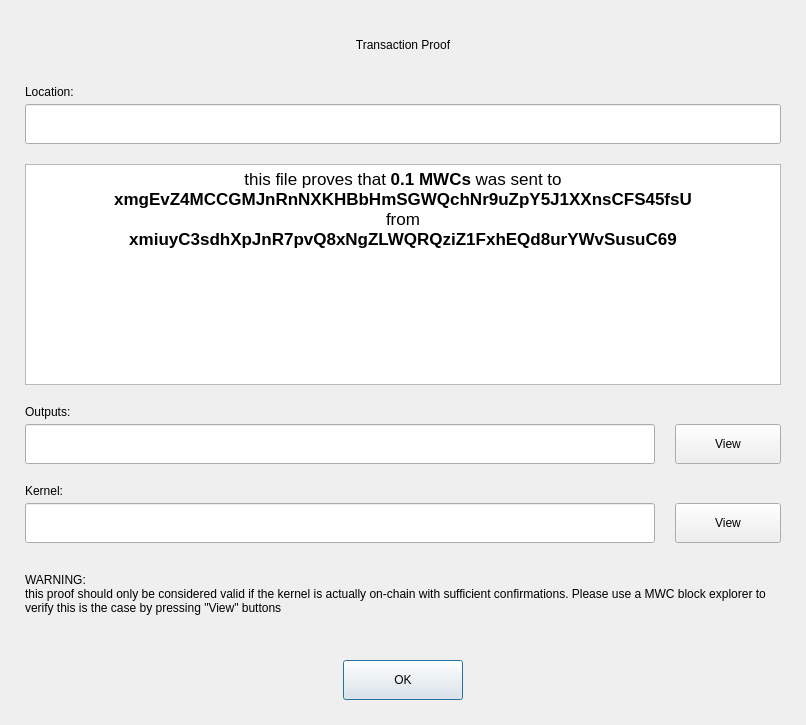
First picture: the form in dialogs_desktop/e_showproofdlg.ui, repository mwcproject/mwc-qt-wallet, before the edit.
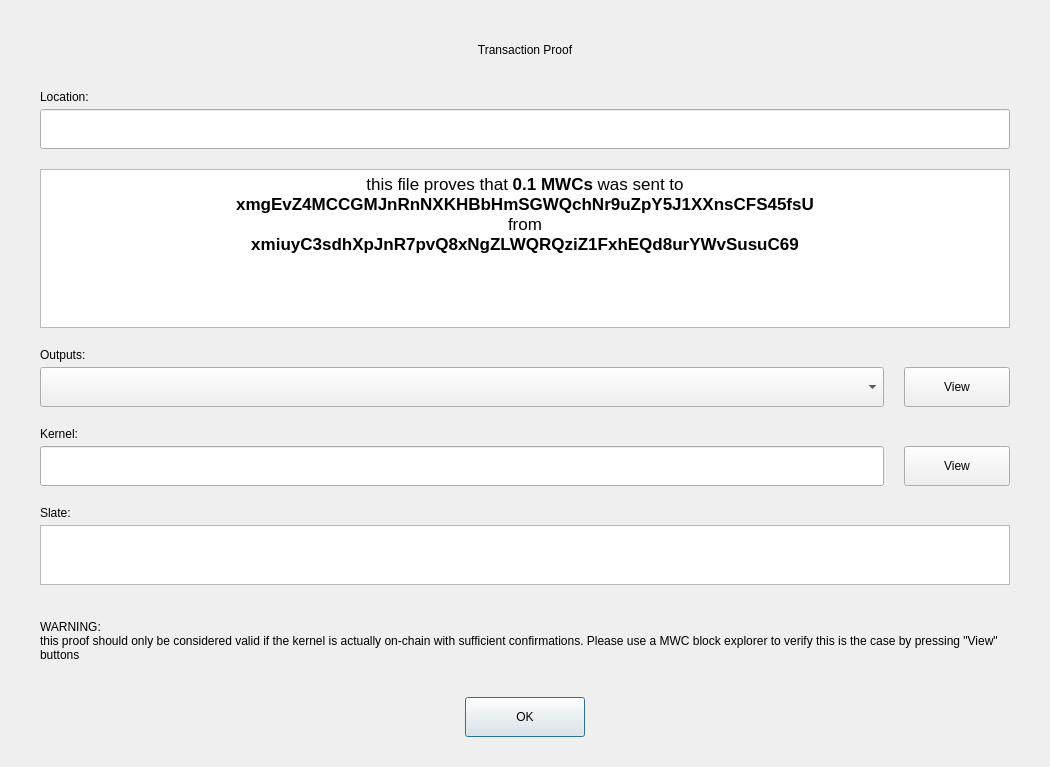
Second picture: the form after the edit. Custom widgets are drawn as their Qt base class.

Commit message: Outputs and proofs

```diff
--- a/dialogs_desktop/e_showproofdlg.ui
+++ b/dialogs_desktop/e_showproofdlg.ui
@@ -6,28 +6,28 @@
    <rect>
     <x>0</x>
     <y>0</y>
-    <width>806</width>
-    <height>725</height>
+    <width>1050</width>
+    <height>767</height>
    </rect>
   </property>
   <property name="windowTitle">
    <string>Dialog</string>
   </property>
-  <layout class="QVBoxLayout" name="verticalLayout_6" stretch="0,0,2,0,0,0,0,0,0">
+  <layout class="QVBoxLayout" name="verticalLayout_7">
    <property name="spacing">
     <number>20</number>
    </property>
    <property name="leftMargin">
-    <number>25</number>
+    <number>40</number>
    </property>
    <property name="topMargin">
-    <number>25</number>
+    <number>30</number>
    </property>
    <property name="rightMargin">
-    <number>25</number>
+    <number>40</number>
    </property>
    <property name="bottomMargin">
-    <number>25</number>
+    <number>30</number>
    </property>
    <item>
     <widget class="control::MwcLabelLarge" name="titleLabel">
@@ -85,8 +85,11 @@
      </property>
      <property name="html">
       <string>&lt;!DOCTYPE HTML PUBLIC &quot;-//W3C//DTD HTML 4.0//EN&quot; &quot;http://www.w3.org/TR/REC-html40/strict.dtd&quot;&gt;
-&lt;html&gt;&lt;head&gt;&lt;meta name=&quot;qrichtext&quot; content=&quot;1&quot; /&gt;&lt;style type=&quot;text/css&quot;&gt;
+&lt;html&gt;&lt;head&gt;&lt;meta name=&quot;qrichtext&quot; content=&quot;1&quot; /&gt;&lt;meta charset=&quot;utf-8&quot; /&gt;&lt;style type=&quot;text/css&quot;&gt;
 p, li { white-space: pre-wrap; }
+hr { height: 1px; border-width: 0; }
+li.unchecked::marker { content: &quot;\2610&quot;; }
+li.checked::marker { content: &quot;\2612&quot;; }
 &lt;/style&gt;&lt;/head&gt;&lt;body style=&quot; font-family:'.AppleSystemUIFont'; font-size:13pt; font-weight:400; font-style:normal;&quot;&gt;
 &lt;p align=&quot;center&quot; style=&quot; margin-top:12px; margin-bottom:12px; margin-left:0px; margin-right:0px; -qt-block-indent:0; text-indent:0px;&quot;&gt;&lt;span style=&quot; font-family:'.SF NS Text';&quot;&gt;this file proves that &lt;/span&gt;&lt;span style=&quot; font-family:'.SF NS Text'; font-weight:600;&quot;&gt;0.1 MWCs&lt;/span&gt;&lt;span style=&quot; font-family:'.SF NS Text';&quot;&gt; was sent to&lt;br /&gt;&lt;/span&gt;&lt;span style=&quot; font-family:'.SF NS Text'; font-weight:600;&quot;&gt;xmgEvZ4MCCGMJnRnNXKHBbHmSGWQchNr9uZpY5J1XXnsCFS45fsU&lt;/span&gt;&lt;span style=&quot; font-family:'.SF NS Text';&quot;&gt;&lt;br /&gt;from &lt;br /&gt;&lt;/span&gt;&lt;span style=&quot; font-family:'.SF NS Text'; font-weight:600;&quot;&gt;xmiuyC3sdhXpJnR7pvQ8xNgZLWQRQziZ1FxhEQd8urYWvSusuC69&lt;/span&gt;&lt;/p&gt;&lt;/body&gt;&lt;/html&gt;</string>
      </property>
@@ -116,25 +119,19 @@
         </widget>
        </item>
        <item>
-        <widget class="control::MwcLineEditNormal" name="output">
+        <widget class="control::MwcComboBox" name="outputs">
+         <property name="sizePolicy">
+          <sizepolicy hsizetype="Expanding" vsizetype="Fixed">
+           <horstretch>0</horstretch>
+           <verstretch>0</verstretch>
+          </sizepolicy>
+         </property>
          <property name="minimumSize">
           <size>
            <width>0</width>
            <height>40</height>
           </size>
          </property>
-         <property name="maximumSize">
-          <size>
-           <width>16777215</width>
-           <height>40</height>
-          </size>
-         </property>
-         <property name="text">
-          <string/>
-         </property>
-         <property name="readOnly">
-          <bool>true</bool>
-         </property>
         </widget>
        </item>
       </layout>
@@ -278,20 +275,50 @@
     </layout>
    </item>
    <item>
-    <spacer name="verticalSpacer_4">
-     <property name="orientation">
-      <enum>Qt::Vertical</enum>
+    <layout class="QVBoxLayout" name="verticalLayout_6">
+     <property name="spacing">
+      <number>5</number>
      </property>
-     <property name="sizeType">
-      <enum>QSizePolicy::Fixed</enum>
+     <property name="bottomMargin">
+      <number>15</number>
      </property>
-     <property name="sizeHint" stdset="0">
-      <size>
-       <width>20</width>
-       <height>10</height>
-      </size>
-     </property>
-    </spacer>
+     <item>
+      <widget class="control::MwcLabelSmall" name="label_5">
+       <property name="text">
+        <string>Slate:</string>
+       </property>
+      </widget>
+     </item>
+     <item>
+      <widget class="QTextEdit" name="slate">
+       <property name="minimumSize">
+        <size>
+         <width>0</width>
+         <height>60</height>
+        </size>
+       </property>
+       <property name="maximumSize">
+        <size>
+         <width>16777215</width>
+         <height>70</height>
+        </size>
+       </property>
+       <property name="readOnly">
+        <bool>true</bool>
+       </property>
+       <property name="html">
+        <string>&lt;!DOCTYPE HTML PUBLIC &quot;-//W3C//DTD HTML 4.0//EN&quot; &quot;http://www.w3.org/TR/REC-html40/strict.dtd&quot;&gt;
+&lt;html&gt;&lt;head&gt;&lt;meta name=&quot;qrichtext&quot; content=&quot;1&quot; /&gt;&lt;meta charset=&quot;utf-8&quot; /&gt;&lt;style type=&quot;text/css&quot;&gt;
+p, li { white-space: pre-wrap; }
+hr { height: 1px; border-width: 0; }
+li.unchecked::marker { content: &quot;\2610&quot;; }
+li.checked::marker { content: &quot;\2612&quot;; }
+&lt;/style&gt;&lt;/head&gt;&lt;body style=&quot; font-family:'.AppleSystemUIFont'; font-size:13pt; font-weight:400; font-style:normal;&quot;&gt;
+&lt;p style=&quot;-qt-paragraph-type:empty; margin-top:0px; margin-bottom:0px; margin-left:0px; margin-right:0px; -qt-block-indent:0; text-indent:0px;&quot;&gt;&lt;br /&gt;&lt;/p&gt;&lt;/body&gt;&lt;/html&gt;</string>
+       </property>
+      </widget>
+     </item>
+    </layout>
    </item>
    <item>
     <widget class="control::MwcLabelNormal" name="label_4">
@@ -310,24 +337,11 @@
      </property>
     </widget>
    </item>
-   <item>
-    <spacer name="verticalSpacer_3">
-     <property name="orientation">
-      <enum>Qt::Vertical</enum>
-     </property>
-     <property name="sizeType">
-      <enum>QSizePolicy::Fixed</enum>
-     </property>
-     <property name="sizeHint" stdset="0">
-      <size>
-       <width>20</width>
-       <height>25</height>
-      </size>
-     </property>
-    </spacer>
-   </item>
    <item>
     <layout class="QHBoxLayout" name="horizontalLayout">
+     <property name="topMargin">
+      <number>15</number>
+     </property>
      <item>
       <spacer name="horizontalSpacer">
        <property name="orientation">
@@ -386,6 +400,11 @@
    <extends>QPushButton</extends>
    <header>control_desktop/MwcPushButton.h</header>
   </customwidget>
+  <customwidget>
+   <class>control::MwcLabelLarge</class>
+   <extends>QLabel</extends>
+   <header>control_desktop/MwcLabel.h</header>
+  </customwidget>
   <customwidget>
    <class>control::MwcLineEditNormal</class>
    <extends>QLineEdit</extends>
@@ -402,9 +421,9 @@
    <header>control_desktop/MwcLabel.h</header>
   </customwidget>
   <customwidget>
-   <class>control::MwcLabelLarge</class>
-   <extends>QLabel</extends>
-   <header>control_desktop/MwcLabel.h</header>
+   <class>control::MwcComboBox</class>
+   <extends>QComboBox</extends>
+   <header>control_desktop/MwcComboBox.h</header>
   </customwidget>
  </customwidgets>
  <resources/>
```
The commit also changes 44 other files.
